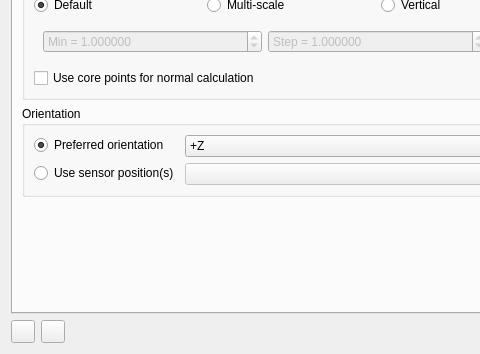
First picture: the form in plugins/core/Standard/qM3C2/ui/qM3C2Dialog.ui, repository CloudCompare/CloudCompare, before the edit; both pictures show x 0 to 480 and y 136 to 490 of the 755 by 490 pixel window.
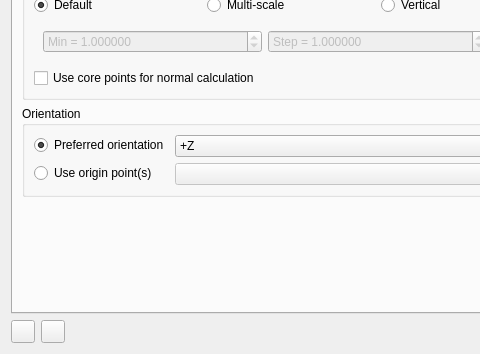
Second picture: the form after the edit. The open tabs and pages were chosen to show the change. Icons and pictures are not drawn.

Commit message: - New option to orient the normal with the associated sensor (if any) - Command line mode and M3C2 dialog updated accordingly

```diff
--- a/plugins/core/Standard/qM3C2/ui/qM3C2Dialog.ui
+++ b/plugins/core/Standard/qM3C2/ui/qM3C2Dialog.ui
@@ -540,7 +540,7 @@
                 <string>Sensor(s) position(s) as a cloud (one point per position)</string>
                </property>
                <property name="text">
-                <string>Use sensor position(s)</string>
+                <string>Use origin point(s)</string>
                </property>
               </widget>
              </item>
```
Left out of the diff: 12 changed lines with no effect on the pictures. The commit also changes 8 other files.
